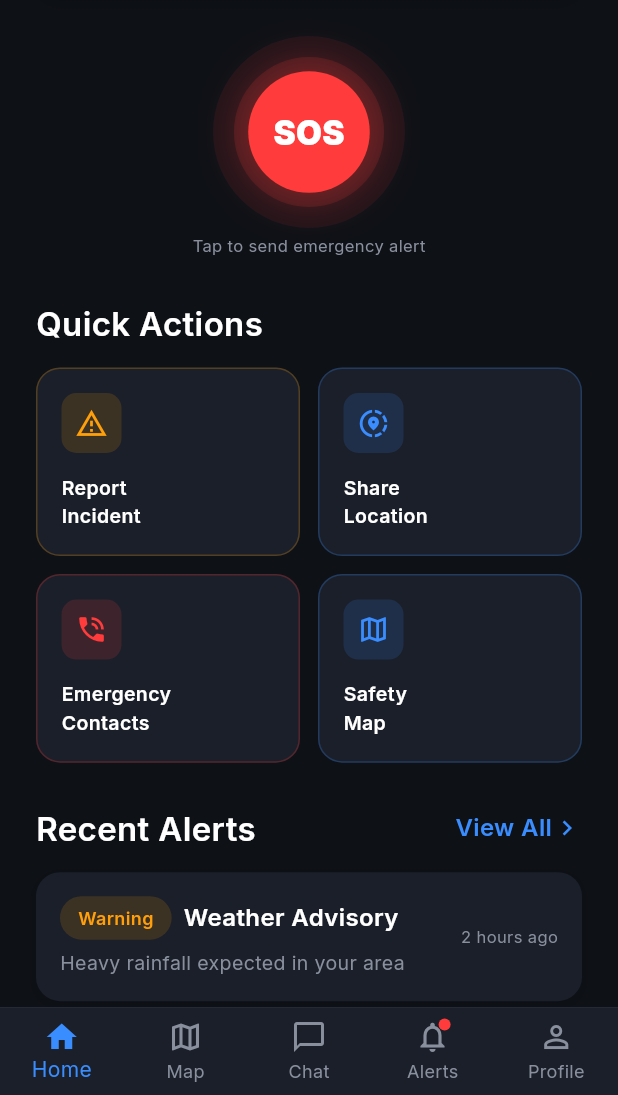
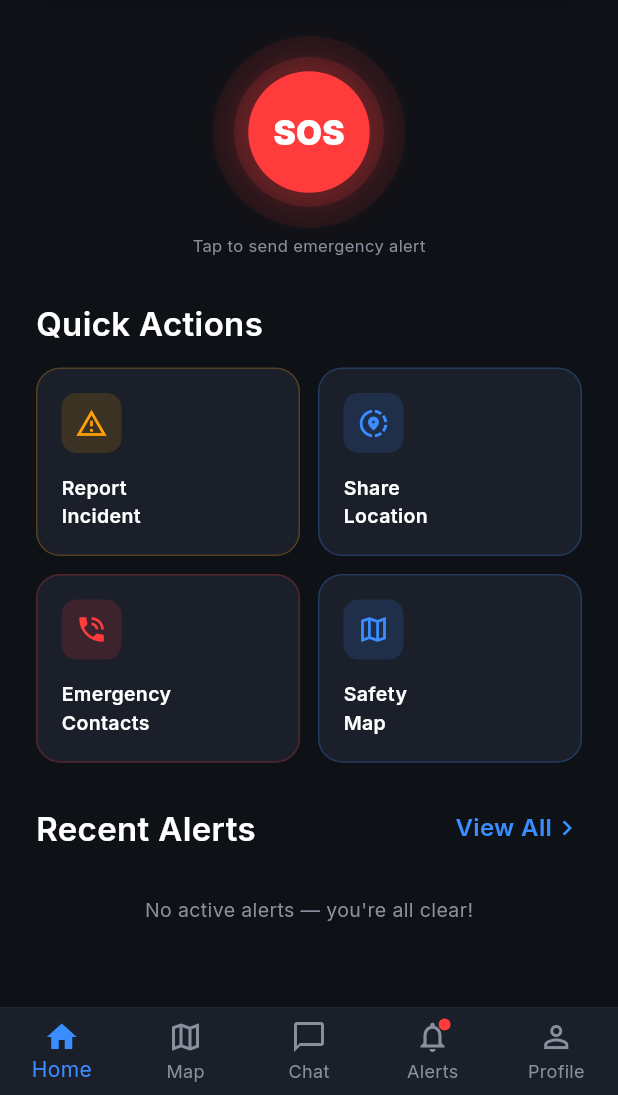
Before and after one commit to lakshmerani777/Tourist_Safety_App_SIH_Pinnacle, a Flutter app: the HomeDashboardScreen screen opened by its route, scrolled down 146 dp, on a phone screen of 412 x 824 dp, the part 141-1236 px from its top. Run offline on Flutter 3.47's test engine with Material 3 defaults, Android fonts, the phone set to English and light mode, and no system bars; our stand-ins replace cloud_firestore, country_picker, firebase_core, firebase_storage, flutter_dotenv, flutter_local_notifications and 13 more; accounts and stored records are empty; network calls fail.

Commit message:
Fix alerts not showing in app: remove composite index dependency, add live alert stream to home screen

```diff
--- a/lib/screens/home_dashboard_screen.dart
+++ b/lib/screens/home_dashboard_screen.dart
@@ -14,6 +14,8 @@ import '../providers/api_providers.dart';
 import '../providers/onboarding_provider.dart';
 import '../providers/user_profile_provider.dart';
 import '../l10n/app_localizations.dart';
+import '../services/firestore_service.dart';
+import '../models/firestore_models.dart';
 import 'location_sharing_sheet.dart';
 
 class HomeDashboardScreen extends ConsumerStatefulWidget {
@@ -466,25 +468,64 @@ class _HomeDashboardScreenState extends ConsumerState<HomeDashboardScreen>
             ],
           ),
           const SizedBox(height: 14),
-          _AlertItem(
-            title: 'Weather Advisory',
-            subtitle: 'Heavy rainfall expected in your area',
-            badge: const StatusBadge(label: 'Warning', type: BadgeType.warning),
-            time: '2 hours ago',
-          ),
-          const SizedBox(height: 12),
-          _AlertItem(
-            title: 'Travel Update',
-            subtitle: 'Road closure on NH-44 near Jaipur',
-            badge: const StatusBadge(label: 'Alert', type: BadgeType.alert),
-            time: '5 hours ago',
-          ),
-          const SizedBox(height: 12),
-          _AlertItem(
-            title: 'Safety Check',
-            subtitle: 'Routine safety check completed',
-            badge: const StatusBadge(label: 'Active', type: BadgeType.active),
-            time: '1 day ago',
+          StreamBuilder<List<SafetyAlert>>(
+            stream: FirestoreService().streamAlerts(),
+            builder: (context, snap) {
+              if (snap.connectionState == ConnectionState.waiting) {
+                return const Center(
+                  child: Padding(
+                    padding: EdgeInsets.all(16),
+                    child: CircularProgressIndicator(
+                      strokeWidth: 2,
+                      color: AppColors.accentBlue,
+                    ),
+                  ),
+                );
+              }
+              final alerts = snap.data ?? [];
+              if (alerts.isEmpty) {
+                return Padding(
+                  padding: const EdgeInsets.symmetric(vertical: 16),
+                  child: Center(
+                    child: Text(
+                      'No active alerts — you\'re all clear!',
+                      style: AppTypography.caption,
+                    ),
+                  ),
+                );
+              }
+              // Show up to 3 most recent alerts
+              final displayAlerts = alerts.take(3).toList();
+              return Column(
+                children: displayAlerts.map((alert) {
+                  final diff = DateTime.now().difference(alert.issuedAt);
+                  String timeText;
+                  if (diff.inMinutes < 60) {
+                    timeText = '${diff.inMinutes}m ago';
+                  } else if (diff.inHours < 24) {
+                    timeText = '${diff.inHours}h ago';
+                  } else {
+                    timeText = '${diff.inDays}d ago';
+                  }
+                  return Padding(
+                    padding: const EdgeInsets.only(bottom: 12),
+                    child: _AlertItem(
+                      title: alert.title,
+                      subtitle: alert.description,
+                      badge: StatusBadge(
+                        label: alert.severity,
+                        type: alert.severity == 'HIGH'
+                            ? BadgeType.alert
+                            : alert.severity == 'MEDIUM'
+                                ? BadgeType.warning
+                                : BadgeType.active,
+                      ),
+                      time: timeText,
+                    ),
+                  );
+                }).toList(),
+              );
+            },
           ),
           const SizedBox(height: 24),
         ],
```
Also changed, not shown: lib/services/firestore_service.dart (+10 -4 lines).
